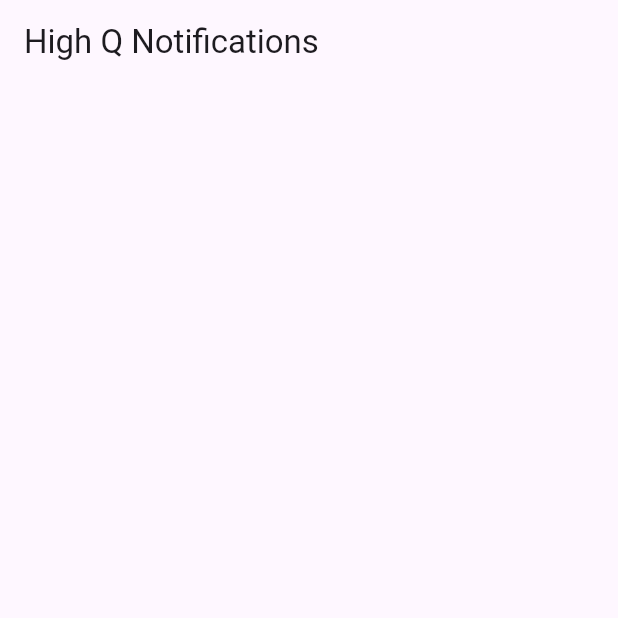
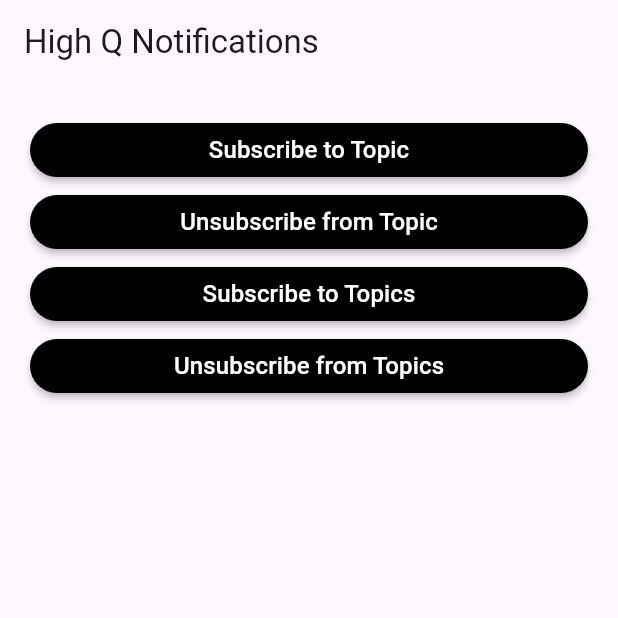
Before and after one commit to azabcodes/high_q_notifications, a Flutter app: the screen it shows after launch, on a phone screen of 412 x 824 dp, the top half of it. Run offline on Flutter 3.47's test engine with Material 3 defaults, Android fonts, the phone set to English and light mode, and no system bars; our stand-ins replace dartz, dio, equatable, firebase_core, firebase_messaging, flutter_local_notifications and 2 more; accounts and stored records are empty.

Commit message:
Add Topics Logic

```diff
--- a/example/analysis_options.yaml
+++ b/example/analysis_options.yaml
@@ -1,28 +1,9 @@
-# This file configures the analyzer, which statically analyzes Dart code to
-# check for errors, warnings, and lints.
-#
-# The issues identified by the analyzer are surfaced in the UI of Dart-enabled
-# IDEs (https://dart.dev/tools#ides-and-editors). The analyzer can also be
-# invoked from the command line by running `flutter analyze`.
-
-# The following line activates a set of recommended lints for Flutter apps,
-# packages, and plugins designed to encourage good coding practices.
 include: package:flutter_lints/flutter.yaml
 
+formatter:
+  trailing_commas: preserve
 linter:
-  # The lint rules applied to this project can be customized in the
-  # section below to disable rules from the `package:flutter_lints/flutter.yaml`
-  # included above or to enable additional rules. A list of all available lints
-  # and their documentation is published at https://dart.dev/lints.
-  #
-  # Instead of disabling a lint rule for the entire project in the
-  # section below, it can also be suppressed for a single line of code
-  # or a specific dart file by using the `// ignore: name_of_lint` and
-  # `// ignore_for_file: name_of_lint` syntax on the line or in the file
-  # producing the lint.
+
   rules:
     # avoid_print: false  # Uncomment to disable the `avoid_print` rule
-    # prefer_single_quotes: true  # Uncomment to enable the `prefer_single_quotes` rule
-
-# Additional information about this file can be found at
-# https://dart.dev/guides/language/analysis-options
+    prefer_single_quotes: true
--- a/example/lib/main.dart
+++ b/example/lib/main.dart
@@ -2,7 +2,6 @@ import 'package:firebase_core/firebase_core.dart';
 import 'package:flutter/foundation.dart';
 import 'package:flutter/material.dart';
 import 'package:high_q_notifications/high_q_notifications.dart';
-
 import 'firebase_options.dart';
 import 'notification_service/exports.dart';
 
@@ -44,22 +43,67 @@ Future<void> main() async {
   );
 }
 
-class HomePage extends StatefulWidget {
+class HomePage extends StatelessWidget {
   const HomePage({super.key});
 
-  @override
-  State<HomePage> createState() => _HomePageState();
-}
-
-class _HomePageState extends State<HomePage> {
-  @override
-  void initState() {
-    HighQNotifications.subscribeToTopic(topic: 'First');
-    super.initState();
-  }
+  static const String _topic = 'First';
 
   @override
   Widget build(BuildContext context) {
-    return Scaffold(appBar: AppBar(title: Text('High Q Notifications')));
+    return Scaffold(
+      appBar: AppBar(
+        title: const Text('High Q Notifications'),
+      ),
+      body: Padding(
+        padding: const EdgeInsets.all(20),
+        child: Column(
+          children: [
+            _buildButton(
+              label: 'Subscribe to Topic',
+              onPressed: () {
+                HighQNotifications.subscribeToTopic(topic: _topic);
+              },
+            ),
+            _buildButton(
+              label: 'Unsubscribe from Topic',
+              onPressed: () {
+                HighQNotifications.unsubscribeFromTopic(topic: _topic);
+              },
+            ),
+            _buildButton(
+              label: 'Subscribe to Topics',
+              onPressed: () {
+                HighQNotifications.subscribeToTopics(topics: [_topic]);
+              },
+            ),
+            _buildButton(
+              label: 'Unsubscribe from Topics',
+              onPressed: () {
+                HighQNotifications.unsubscribeFromTopics(topics: [_topic]);
+              },
+            ),
+          ],
+        ),
+      ),
+    );
+  }
+
+  Widget _buildButton({
+    required String label,
+    required VoidCallback onPressed,
+  }) {
+    return MaterialButton(
+      color: Colors.black,
+      minWidth: double.infinity,
+      onPressed: onPressed,
+      shape: RoundedRectangleBorder(borderRadius: BorderRadius.circular(20)),
+      child: Text(
+        label,
+        style: const TextStyle(
+          color: Colors.white,
+          fontSize: 16,
+        ),
+      ),
+    );
   }
 }
--- a/lib/src/high_q_notifications_base.dart
+++ b/lib/src/high_q_notifications_base.dart
@@ -883,9 +883,6 @@ class _HighQNotificationsState extends State<HighQNotifications> {
     return '';
   }
 
-  // Track subscribed topics
-  static final Set<String> _subscribedTopics = {};
-
   // Topic subscription implementation
   static Future<void> _subscribeToTopic({required String topic}) async {
     try {
@@ -900,7 +897,6 @@ class _HighQNotificationsState extends State<HighQNotifications> {
       }
 
       await FirebaseMessaging.instance.subscribeToTopic(topic);
-      _subscribedTopics.add(topic);
 
       if (HighQNotifications.enableLogs && kDebugMode) {
         if (kDebugMode) {
@@ -928,7 +924,6 @@ class _HighQNotificationsState extends State<HighQNotifications> {
       }
 
       await FirebaseMessaging.instance.unsubscribeFromTopic(topic);
-      _subscribedTopics.remove(topic);
 
       if (HighQNotifications.enableLogs && kDebugMode) {
         if (kDebugMode) {
```
